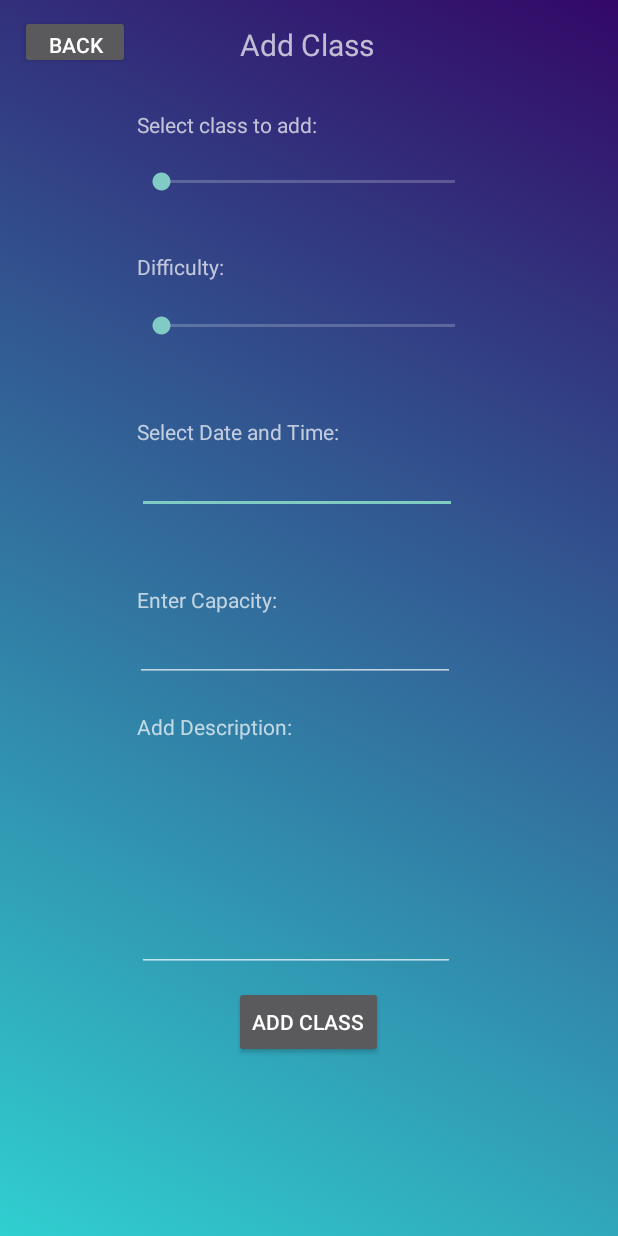
After one commit to ritvik130/Fitbits, an Android app: the layout add_class_screen.xml on its own in the app's theme, with its tools: preview values and no code run, on a phone screen of 412 x 824 dp. The commit adds this screen. Run offline under Robolectric (Android 15) with nearby library versions, the phone set to English and light mode, and no system bars.

Commit message:
Added Two Layouts: Search Class and Add Class

```diff
--- /dev/null
+++ b/project/app/src/main/java/me/seg/fitbites/AddClass.java
@@ -0,0 +1,4 @@
+package me.seg.fitbites;
+
+public class AddClass {
+}
--- /dev/null
+++ b/project/app/src/main/java/me/seg/fitbites/SearchClass.java
@@ -0,0 +1,4 @@
+package me.seg.fitbites;
+
+public class SearchClass {
+}
--- /dev/null
+++ b/project/app/src/main/res/layout/add_class_screen.xml
@@ -0,0 +1,139 @@
+<?xml version="1.0" encoding="utf-8"?>
+<androidx.constraintlayout.widget.ConstraintLayout xmlns:android="http://schemas.android.com/apk/res/android"
+    xmlns:app="http://schemas.android.com/apk/res-auto"
+    xmlns:tools="http://schemas.android.com/tools"
+    android:id="@+id/background"
+    android:layout_width="match_parent"
+    android:layout_height="match_parent"
+    android:background="@drawable/background_gradient">
+
+    <SeekBar
+        android:id="@+id/DifficultySeekBar"
+        android:layout_width="228dp"
+        android:layout_height="57dp"
+        android:layout_marginStart="91dp"
+        android:layout_marginTop="1dp"
+        app:layout_constraintStart_toStartOf="parent"
+        app:layout_constraintTop_toBottomOf="@+id/bar2_text" />
+
+    <TextView
+        android:id="@+id/bar2_text"
+        android:layout_width="wrap_content"
+        android:layout_height="wrap_content"
+        android:layout_marginStart="91dp"
+        android:layout_marginTop="18dp"
+        android:text="Difficulty:"
+        app:layout_constraintStart_toStartOf="parent"
+        app:layout_constraintTop_toBottomOf="@+id/ClassAddSeekBar" />
+
+    <TextView
+        android:id="@+id/AddClassHeader"
+        android:layout_width="wrap_content"
+        android:layout_height="wrap_content"
+        android:layout_marginStart="160dp"
+        android:layout_marginTop="16dp"
+        android:text="Add Class"
+        android:textSize="20sp"
+        app:layout_constraintStart_toStartOf="parent"
+        app:layout_constraintTop_toTopOf="parent" />
+
+    <SeekBar
+        android:id="@+id/ClassAddSeekBar"
+        android:layout_width="228dp"
+        android:layout_height="57dp"
+        android:layout_marginStart="91dp"
+        app:layout_constraintStart_toStartOf="parent"
+        app:layout_constraintTop_toBottomOf="@+id/Bar1_Text" />
+
+    <TextView
+        android:id="@+id/Bar1_Text"
+        android:layout_width="wrap_content"
+        android:layout_height="wrap_content"
+        android:layout_marginStart="91dp"
+        android:layout_marginTop="30dp"
+        android:text="Select class to add:"
+        app:layout_constraintStart_toStartOf="parent"
+        app:layout_constraintTop_toBottomOf="@+id/AddClassHeader" />
+
+    <EditText
+        android:id="@+id/editTextDate"
+        android:layout_width="wrap_content"
+        android:layout_height="wrap_content"
+        android:layout_marginStart="91dp"
+        android:ems="10"
+        android:inputType="date"
+        app:layout_constraintStart_toStartOf="parent"
+        app:layout_constraintTop_toBottomOf="@+id/dateAddClass" />
+
+    <TextView
+        android:id="@+id/dateAddClass"
+        android:layout_width="wrap_content"
+        android:layout_height="wrap_content"
+        android:layout_marginStart="91dp"
+        android:layout_marginTop="32dp"
+        android:text="Select Date and Time:"
+        app:layout_constraintStart_toStartOf="parent"
+        app:layout_constraintTop_toBottomOf="@+id/DifficultySeekBar" />
+
+    <EditText
+        android:id="@+id/AddClassCapacity"
+        android:layout_width="wrap_content"
+        android:layout_height="wrap_content"
+        android:layout_marginStart="90dp"
+        android:ems="10"
+        android:inputType="number"
+        app:layout_constraintStart_toStartOf="parent"
+        app:layout_constraintTop_toBottomOf="@+id/ClassCapacityText" />
+
+    <TextView
+        android:id="@+id/ClassCapacityText"
+        android:layout_width="wrap_content"
+        android:layout_height="wrap_content"
+        android:layout_marginStart="91dp"
+        android:layout_marginTop="47dp"
+        android:text="Enter Capacity:"
+        app:layout_constraintStart_toStartOf="parent"
+        app:layout_constraintTop_toBottomOf="@+id/editTextDate" />
+
+    <EditText
+        android:id="@+id/AddClassDesc"
+        android:layout_width="212dp"
+        android:layout_height="154dp"
+        android:layout_marginStart="91dp"
+        android:ems="10"
+        android:gravity="start|top"
+        android:inputType="textMultiLine"
+        app:layout_constraintStart_toStartOf="parent"
+        app:layout_constraintTop_toBottomOf="@+id/AddClassDescText" />
+
+    <TextView
+        android:id="@+id/AddClassDescText"
+        android:layout_width="wrap_content"
+        android:layout_height="wrap_content"
+        android:layout_marginStart="91dp"
+        android:layout_marginTop="20dp"
+        android:text="Add Description:"
+        app:layout_constraintStart_toStartOf="parent"
+        app:layout_constraintTop_toBottomOf="@+id/AddClassCapacity" />
+
+    <Button
+        android:id="@+id/FinalizeAddClassBtn"
+        android:layout_width="wrap_content"
+        android:layout_height="wrap_content"
+        android:layout_marginStart="156dp"
+        android:layout_marginTop="9dp"
+        android:text="Add Class"
+        app:layout_constraintStart_toStartOf="parent"
+        app:layout_constraintTop_toBottomOf="@+id/AddClassDesc" />
+
+    <Button
+        android:id="@+id/AddClassBackBtn"
+        android:layout_width="73dp"
+        android:layout_height="36dp"
+        android:layout_marginStart="13dp"
+        android:layout_marginTop="10dp"
+        android:text="Back"
+        app:layout_constraintStart_toStartOf="parent"
+        app:layout_constraintTop_toTopOf="parent" />
+
+</androidx.constraintlayout.widget.ConstraintLayout>
--- a/project/app/src/main/res/layout/add_new_class.xml
+++ b/project/app/src/main/res/layout/add_new_class.xml
@@ -3,7 +3,8 @@
     xmlns:app="http://schemas.android.com/apk/res-auto"
     xmlns:tools="http://schemas.android.com/tools"
     android:layout_width="match_parent"
-    android:layout_height="match_parent">
+    android:layout_height="match_parent"
+    android:background="@drawable/background_gradient">
 
     <TextView
         android:id="@+id/text1"
```
Also changed, not shown: project/app/src/main/res/layout/search_class_screen.xml (added, +86 -0 lines), project/app/src/main/res/layout/search_user_screen.xml (+9 -0 lines).
